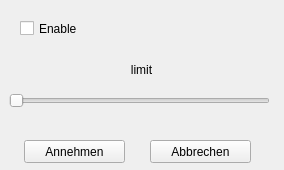
This is src/QtConfig.ui in exp111/VolumeLeveler as Qt 5 draws it before an edit. The edited form follows.
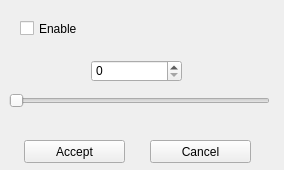
This is the edited form.

Commit message: -Added debug window(not used rn) -Fixed wrong window title -Changed label to spinbox -Changes are now directly applied

What changed in the file:
```diff
--- a/src/QtConfig.ui
+++ b/src/QtConfig.ui
@@ -23,7 +23,7 @@
     </rect>
    </property>
    <property name="text">
-    <string>Annehmen</string>
+    <string>Accept</string>
    </property>
    <property name="checkable">
     <bool>false</bool>
@@ -58,7 +58,7 @@
     </rect>
    </property>
    <property name="text">
-    <string>Abbrechen</string>
+    <string>Cancel</string>
    </property>
   </widget>
   <widget class="QSlider" name="limitSlider">
@@ -83,20 +83,20 @@
     <enum>Qt::Horizontal</enum>
    </property>
   </widget>
-  <widget class="QLabel" name="limitLabel">
+  <widget class="QSpinBox" name="limitBox">
    <property name="geometry">
     <rect>
-     <x>16</x>
+     <x>91</x>
      <y>60</y>
-     <width>251</width>
-     <height>20</height>
+     <width>91</width>
+     <height>22</height>
     </rect>
    </property>
-   <property name="text">
-    <string>limit</string>
+   <property name="maximum">
+    <number>20000</number>
    </property>
-   <property name="alignment">
-    <set>Qt::AlignCenter</set>
+   <property name="singleStep">
+    <number>10</number>
    </property>
   </widget>
  </widget>
```
Left out of the diff: 29 changed lines with no effect on the pictures. The commit also changes 7 other files.
